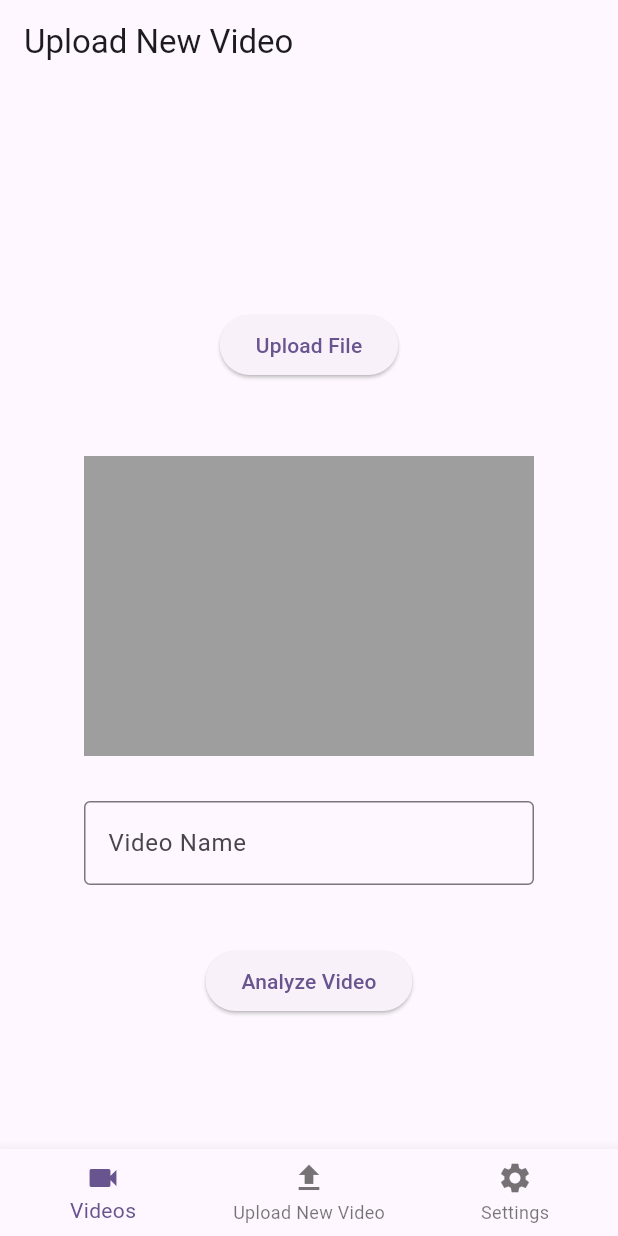
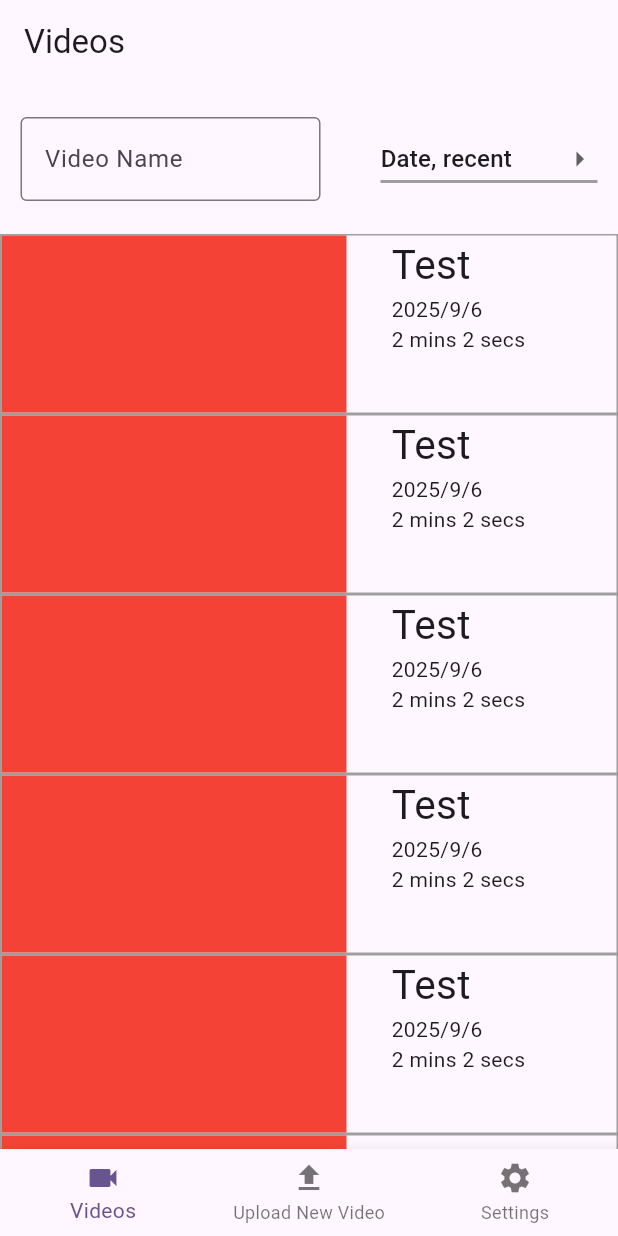
Before and after one commit to tesshunter8/MatchMotionFlutter, a Flutter app: the screen it shows after launch, on a phone screen of 412 x 824 dp. Run offline on Flutter 3.47's test engine with Material 3 defaults, Android fonts, the phone set to English and light mode, and no system bars; our stand-ins replace firebase_auth, firebase_core, flutter_secure_storage, image_picker; accounts and stored records are empty.

Commit message:
videoscreen

```diff
--- a/lib/home.dart
+++ b/lib/home.dart
@@ -1,4 +1,5 @@
 import 'package:flutter/material.dart';
+import 'package:untitled/library.dart';
 import 'package:untitled/signin.dart';
 import 'package:untitled/test.dart';
 import 'package:untitled/video.dart';
@@ -11,7 +12,7 @@ class HomePage extends StatefulWidget {
 }
 
 class _HomePageState extends State<HomePage> {
-  List <Widget> screens=[VideoScreen(), TestPage(title: ""), SignInScreen()];
+  List <Widget> screens=[LibraryScreen(), VideoScreen(), SignInScreen()];
   int currentPage=0;
   void changePage(int chosenPage){
     setState(() {
--- /dev/null
+++ b/lib/library.dart
@@ -0,0 +1,114 @@
+import 'package:flutter/material.dart';
+
+class LibraryScreen extends StatefulWidget {
+  const LibraryScreen({super.key});
+
+  @override
+  State<LibraryScreen> createState() => _LibraryScreenState();
+}
+
+class _LibraryScreenState extends State<LibraryScreen> {
+  String sortBy="Date, recent";
+  @override
+  Widget build(BuildContext context) {
+    return Scaffold(
+      appBar: AppBar(
+        title: Text("Videos"),
+      ),
+      body: Column(
+        children: [
+          Container(
+            height: 100,
+            child: Row(
+              mainAxisAlignment: MainAxisAlignment.center,
+              children: [
+                SizedBox( width: 200,
+                  child: TextField(decoration:InputDecoration(
+                      labelText: "Video Name",
+                      border: OutlineInputBorder()
+                  )
+                  ),
+                ),
+                SizedBox(width: 40,),
+                DropdownButton(
+                    value: sortBy,
+                    icon: Icon(Icons.arrow_right),
+                    underline: Container(
+                      height: 2,
+                      color: Colors.grey,
+                    ),
+                    items: [
+                      DropdownMenuItem(child: Text("Date, recent        "),value: "Date, recent",),
+                      DropdownMenuItem(child: Text("Name, a-z           "), value: "Name, a-z" ,),
+                      DropdownMenuItem(child: Text("Date, oldest        "), value: "Date, oldest",)
+                    ],
+                    onChanged: (String? value){
+                      setState(() {
+                        sortBy=value!;
+                      });
+                    }
+                )
+              ],
+            ),
+          ),
+          Expanded(
+            child: Container(
+
+              child: ListView(
+                children: [
+                  VideoTile(name: "Test", date: "2025/9/6", duration: "2 mins 2 secs"),
+                  VideoTile(name: "Test", date: "2025/9/6", duration: "2 mins 2 secs"),
+                  VideoTile(name: "Test", date: "2025/9/6", duration: "2 mins 2 secs"),
+                  VideoTile(name: "Test", date: "2025/9/6", duration: "2 mins 2 secs"),
+                  VideoTile(name: "Test", date: "2025/9/6", duration: "2 mins 2 secs"),
+                  VideoTile(name: "Test", date: "2025/9/6", duration: "2 mins 2 secs"),
+                  VideoTile(name: "Test", date: "2025/9/6", duration: "2 mins 2 secs"),
+                ],
+              ),
+            ),
+          )
+        ],
+      ),
+    );
+  }
+}
+class VideoTile extends StatelessWidget {
+  final String name;
+  final String date;
+  final String duration;
+  const VideoTile({super.key, required this.name, required this.date, required this.duration});
+
+  @override
+  Widget build(BuildContext context) {
+    return Container(
+      height: 120,
+      decoration: BoxDecoration(
+        border: Border.all(
+          color: Colors.grey
+        )
+      ),
+      child: Row(
+        mainAxisAlignment: MainAxisAlignment.spaceBetween,
+        children: [
+          Container(
+            width: 230,
+            color: Colors.red,
+          ),
+          Center(
+            child: Container(
+              width: 150,
+              child: Column(
+                crossAxisAlignment: CrossAxisAlignment.start,
+                children: [
+                  Text(name, style: TextStyle(fontSize: 27),),
+                  Text(date),
+                  Text(duration)
+                ],
+              ),
+            ),
+          )
+        ],
+      ),
+    );
+  }
+}
--- a/pubspec.yaml
+++ b/pubspec.yaml
@@ -39,6 +39,7 @@ dependencies:
   cloud_firestore: ^5.6.12
   image_picker: ^1.1.2
   http: ^1.4.0
+  flutter_secure_storage: ^9.2.4
 
 dev_dependencies:
   flutter_test:
```
Also changed, not shown: lib/createaccount.dart (+18 -3 lines), lib/signin.dart (+23 -10 lines), lib/util/AuthStorage.dart (added, +28 -0 lines), lib/video.dart (+38 -9 lines), pubspec.lock.
